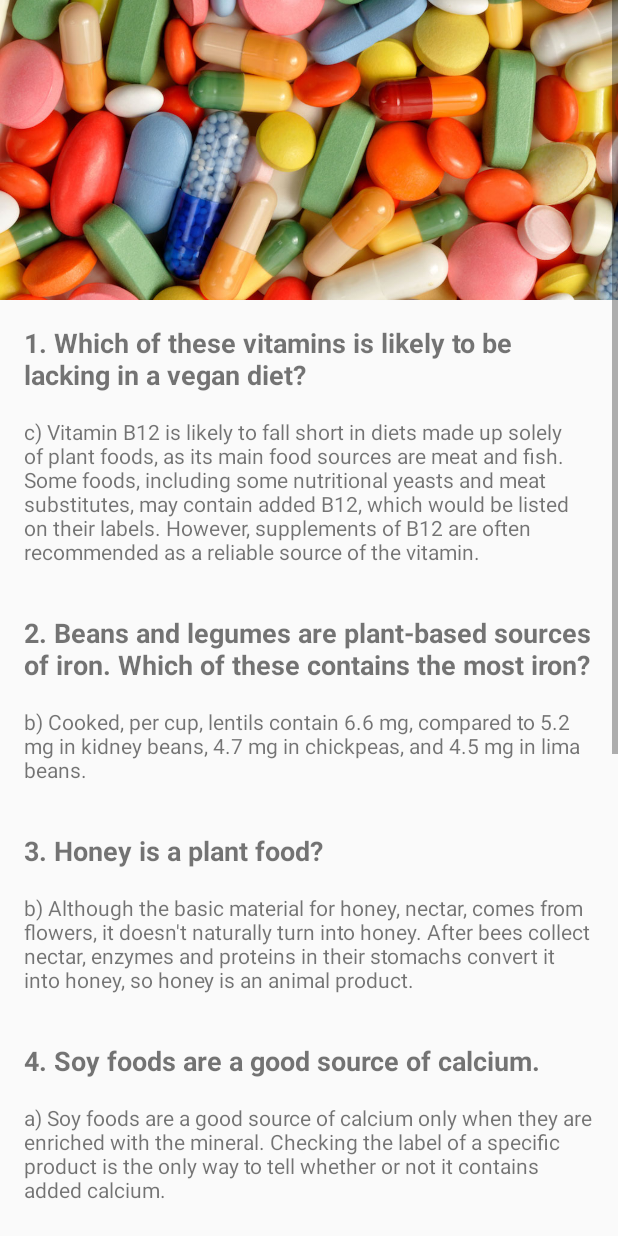
After one commit to alanionita/GDS_QuizApp, an Android app: the Answers screen opened directly, with no data from a screen before it, on a phone screen of 412 x 824 dp. The commit adds this screen. Run offline under Robolectric (Android 15) with nearby library versions, the phone set to English and light mode, and no system bars.

Commit message:
added an answers activity and the relevant logic for it

```diff
--- a/app/src/main/AndroidManifest.xml
+++ b/app/src/main/AndroidManifest.xml
@@ -16,6 +16,7 @@
                 <category android:name="android.intent.category.LAUNCHER" />
             </intent-filter>
         </activity>
+        <activity android:name=".Answers"></activity>
     </application>
 
 </manifest>
--- /dev/null
+++ b/app/src/main/java/com/example/android/quizapp/Answers.java
@@ -0,0 +1,16 @@
+package com.example.android.quizapp;
+
+import android.app.Activity;
+import android.os.Bundle;
+
+/**
+ * Created by alanionita on 04/02/2018.
+ */
+
+public class Answers extends Activity {
+
+    protected void onCreate(Bundle savedInstanceState) {
+        super.onCreate(savedInstanceState);
+        setContentView(R.layout.answers);
+    }
+}
--- a/app/src/main/java/com/example/android/quizapp/MainActivity.java
+++ b/app/src/main/java/com/example/android/quizapp/MainActivity.java
@@ -1,5 +1,6 @@
 package com.example.android.quizapp;
 
+import android.content.Intent;
 import android.support.v7.app.AppCompatActivity;
 import android.os.Bundle;
 import android.view.Gravity;
@@ -34,44 +35,37 @@ public class MainActivity extends AppCompatActivity {
     }
 
     private Boolean questionOneCorrectChoice() {
-        final RadioButton answerC = (RadioButton) findViewById(R.id.q1_c);
-        if (answerC.isChecked()) return true;
-        return false;
+        final RadioButton answerC = findViewById(R.id.q1_c);
+        return answerC.isChecked();
     }
 
     private Boolean questionTwoCorrectChoice() {
-        final RadioButton answerB = (RadioButton) findViewById(R.id.q2_b);
-        if (answerB.isChecked()) return true;
-        return false;
+        final RadioButton answerB = findViewById(R.id.q2_b);
+        return answerB.isChecked();
     }
 
     private Boolean questionThreeCorrectChoice() {
-        final RadioButton answerB = (RadioButton) findViewById(R.id.q3_b);
-        if (answerB.isChecked()) return true;
-        return false;
+        final RadioButton answerB = findViewById(R.id.q3_b);
+        return answerB.isChecked();
     }
 
     private Boolean questionFourCorrectChoice() {
-        final RadioButton answerA = (RadioButton) findViewById(R.id.q4_a);
-        if (answerA.isChecked()) return true;
-        return false;
+        final RadioButton answerA = findViewById(R.id.q4_a);
+        return answerA.isChecked();
     }
 
     private Boolean questionFiveCorrectChoice() {
-        final RadioButton answerA = (RadioButton) findViewById(R.id.q5_a);
-        if (answerA.isChecked()) return true;
-        return false;
+        final RadioButton answerA = findViewById(R.id.q5_a);
+        return answerA.isChecked();
     }
 
     private Boolean questionSixCorrectChoice() {
-        final RadioButton answerB = (RadioButton) findViewById(R.id.q6_b);
-        if (answerB.isChecked()) return true;
-        return false;
+        final RadioButton answerB = findViewById(R.id.q6_b);
+        return answerB.isChecked();
     }
     private Boolean questionSevenCorrectChoice() {
-        final RadioButton answerB = (RadioButton) findViewById(R.id.q7_b);
-        if (answerB.isChecked()) return true;
-        return false;
+        final RadioButton answerB = findViewById(R.id.q7_b);
+        return answerB.isChecked();
     }
 
     public int  countCorrectGuesses() {
@@ -91,5 +85,10 @@ public class MainActivity extends AppCompatActivity {
         correctGuesses = 0;
     }
 
-
+    public void onAnswersButtonClick (View answers) {
+        if (answers.getId() == R.id.answers) {
+            Intent i = new Intent(MainActivity.this, Answers.class);
+            startActivity(i);
+        }
+    }
 }
--- a/app/src/main/java/com/example/android/quizapp/ResultsModal.java
+++ b/app/src/main/java/com/example/android/quizapp/ResultsModal.java
@@ -1,6 +1,7 @@
 package com.example.android.quizapp;
 
 import android.app.DialogFragment;
+import android.content.Intent;
 import android.support.v7.app.AppCompatActivity;
 import android.os.Bundle;
 import android.support.annotation.Nullable;
@@ -8,6 +9,7 @@ import android.util.Log;
 import android.view.LayoutInflater;
 import android.view.View;
 import android.view.ViewGroup;
+import android.widget.Button;
 import android.widget.LinearLayout;
 import android.widget.TextView;
 
@@ -16,17 +18,28 @@ import android.widget.TextView;
  */
 
 public class ResultsModal extends DialogFragment {
+    public Button button;
+
     @Nullable
     @Override
+    public View onCreateView(LayoutInflater inflater, @Nullable ViewGroup container, @Nullable Bundle savedInstanceState) {
+        View resultsView = inflater.inflate(R.layout.results_modal, container, false);
+        button = resultsView.findViewById(R.id.answers_button);
+        getDialog().setTitle("Results of the quiz!");
 
-    public View onCreateView(LayoutInflater inflater, @Nullable ViewGroup container, @Nullable Bundle savedInstanceState) {
-        View view = inflater.inflate(R.layout.results_modal, container, false);
-        getDialog().setTitle("Results of the quiz!");
-        TextView correctAnswers = view.findViewById(R.id.guess);
+        button.setOnClickListener(new View.OnClickListener()
+        {   public void onClick(View v)
+        {
+            Intent i = new Intent(ResultsModal.this.getActivity(), Answers.class);
+            startActivity(i);
+        }
+        });
+
+
+        TextView correctAnswers = resultsView.findViewById(R.id.guess);
         int correctGuesses = ((MainActivity)getActivity()).countCorrectGuesses();
         Log.i("correct guesses", String.valueOf(correctGuesses));
         correctAnswers.setText(String.valueOf(correctGuesses));
-        return view;
+        return resultsView;
     }
-
 }
--- /dev/null
+++ b/app/src/main/res/layout/answers.xml
@@ -0,0 +1,140 @@
+<?xml version="1.0" encoding="utf-8"?>
+<ScrollView
+    xmlns:android="http://schemas.android.com/apk/res/android"
+    android:layout_width="match_parent"
+    android:layout_height="match_parent"
+    android:fillViewport="true"
+    android:id="@+id/answers">
+
+    <LinearLayout
+        android:layout_width="match_parent"
+        android:layout_height="wrap_content"
+        android:orientation="vertical">
+
+                <ImageView
+                    android:layout_width="match_parent"
+                    android:layout_height="@dimen/image_height"
+                    android:src="@drawable/vitamins"
+                    android:scaleType="centerCrop"/>
+
+                <TextView
+                    android:layout_width="match_parent"
+                    android:layout_height="wrap_content"
+                    android:layout_margin="@dimen/questions_text_margin"
+                    android:text="@string/question_1_text"
+                    android:textSize="@dimen/questions_text_size"
+                    android:textStyle="bold" />
+
+                <TextView
+                    android:layout_width="match_parent"
+                    android:layout_height="wrap_content"
+                    android:layout_marginLeft="@dimen/questions_text_margin"
+                    android:layout_marginRight="@dimen/questions_text_margin"
+                    android:layout_marginBottom="@dimen/questions_text_margin"
+                    android:textStyle="normal"
+                    android:text="@string/q1_answer"/>
+
+                <TextView
+                    android:layout_width="match_parent"
+                    android:layout_height="wrap_content"
+                    android:layout_margin="@dimen/questions_text_margin"
+                    android:text="@string/question_2_text"
+                    android:textSize="@dimen/questions_text_size"
+                    android:textStyle="bold" />
+
+                <TextView
+                    android:layout_width="match_parent"
+                    android:layout_height="wrap_content"
+                    android:layout_marginLeft="@dimen/questions_text_margin"
+                    android:layout_marginRight="@dimen/questions_text_margin"
+                    android:layout_marginBottom="@dimen/questions_text_margin"
+                    android:textStyle="normal"
+                    android:text="@string/q2_answer"/>
+
+                <TextView
+                    android:layout_width="match_parent"
+                    android:layout_height="wrap_content"
+                    android:layout_margin="@dimen/questions_text_margin"
+                    android:text="@string/question_3_text"
+                    android:textSize="@dimen/questions_text_size"
+                    android:textStyle="bold" />
+
+                <TextView
+                    android:layout_width="match_parent"
+                    android:layout_height="wrap_content"
+                    android:layout_marginLeft="@dimen/questions_text_margin"
+                    android:layout_marginRight="@dimen/questions_text_margin"
+                    android:layout_marginBottom="@dimen/questions_text_margin"
+                    android:textStyle="normal"
+                    android:text="@string/q3_answer"/>
+
+                <TextView
+                    android:layout_width="match_parent"
+                    android:layout_height="wrap_content"
+                    android:layout_margin="@dimen/questions_text_margin"
+                    android:text="@string/question_4_text"
+                    android:textSize="@dimen/questions_text_size"
+                    android:textStyle="bold" />
+
+                <TextView
+                    android:layout_width="match_parent"
+                    android:layout_height="wrap_content"
+                    android:layout_marginLeft="@dimen/questions_text_margin"
+                    android:layout_marginRight="@dimen/questions_text_margin"
+                    android:layout_marginBottom="@dimen/questions_text_margin"
+                    android:textStyle="normal"
+                    android:text="@string/q4_answer"/>
+
+                <TextView
+                    android:layout_width="match_parent"
+                    android:layout_height="wrap_content"
+                    android:layout_margin="@dimen/questions_text_margin"
+                    android:text="@string/question_5_text"
+                    android:textSize="@dimen/questions_text_size"
+                    android:textStyle="bold" />
+
+                <TextView
+                    android:layout_width="match_parent"
+                    android:layout_height="wrap_content"
+                    android:layout_marginLeft="@dimen/questions_text_margin"
+                    android:layout_marginRight="@dimen/questions_text_margin"
+                    android:layout_marginBottom="@dimen/questions_text_margin"
+                    android:textStyle="normal"
+                    android:text="@string/q5_answer"/>
+
+                <TextView
+                    android:layout_width="match_parent"
+                    android:layout_height="wrap_content"
+                    android:layout_margin="@dimen/questions_text_margin"
+                    android:text="@string/question_6_text"
+                    android:textSize="@dimen/questions_text_size"
+                    android:textStyle="bold" />
+
+                <TextView
+                    android:layout_width="match_parent"
+                    android:layout_height="wrap_content"
+                    android:layout_marginLeft="@dimen/questions_text_margin"
+                    android:layout_marginRight="@dimen/questions_text_margin"
+                    android:layout_marginBottom="@dimen/questions_text_margin"
+                    android:textStyle="normal"
+                    android:text="@string/q6_answer"/>
+
+                <TextView
+                    android:layout_width="match_parent"
+                    android:layout_height="wrap_content"
+                    android:layout_margin="@dimen/questions_text_margin"
+                    android:text="@string/question_7_text"
+                    android:textSize="@dimen/questions_text_size"
+                    android:textStyle="bold" />
+
+                <TextView
+                    android:layout_width="match_parent"
+                    android:layout_height="wrap_content"
+                    android:layout_marginLeft="@dimen/questions_text_margin"
+                    android:layout_marginRight="@dimen/questions_text_margin"
+                    android:layout_marginBottom="@dimen/questions_text_margin"
+                    android:textStyle="normal"
+                    android:text="@string/q7_answer"/>
+
+            </LinearLayout>
+</ScrollView>
--- a/app/src/main/res/layout/results_modal.xml
+++ b/app/src/main/res/layout/results_modal.xml
@@ -58,9 +58,11 @@
            </LinearLayout>
 
             <Button
+                android:id="@+id/answers_button"
                 android:layout_width="wrap_content"
                 android:layout_height="wrap_content"
-                android:text="See answers"/>
+                android:text="See answers"
+                android:onClick="onAnswersButtonClick"/>
 
 
 
--- a/app/src/main/res/values/strings.xml
+++ b/app/src/main/res/values/strings.xml
@@ -34,4 +34,11 @@
     <string name="cta">Start quiz</string>
     <string name="modal_main_text">Well done!</string>
     <string name="modal_sub_text">You scored: </string>
+    <string name="q1_answer">c) Vitamin B12 is likely to fall short in diets made up solely of plant foods, as its main food sources are meat and fish. Some foods, including some nutritional yeasts and meat substitutes, may contain added B12, which would be listed on their labels. However, supplements of B12 are often recommended as a reliable source of the vitamin.</string>
+    <string name="q2_answer">b) Cooked, per cup, lentils contain 6.6 mg, compared to 5.2 mg in kidney beans, 4.7 mg in chickpeas, and 4.5 mg in lima beans.</string>
+    <string name="q3_answer">b) Although the basic material for honey, nectar, comes from flowers, it doesn\'t naturally turn into honey. After bees collect nectar, enzymes and proteins in their stomachs convert it into honey, so honey is an animal product.</string>
+    <string name="q4_answer">a) Soy foods are a good source of calcium only when they are enriched with the mineral. Checking the label of a specific product is the only way to tell whether or not it contains added calcium.</string>
+    <string name="q5_answer">a) Fish is the main food source of vitamin D, and cow\'s milk enriched with the vitamin is another. Vegetarians who eat dairy products can get vitamin D from milk and yogurt. Egg yolks, for those who eat them, are another source. For anyone following a purely plant-based diet, some plant foods have added vitamin D (check labels), and vegan vitamin D supplements are available.</string>
+    <string name="q6_answer">b) Flax seeds, which need to be ground, are the richest plant sources of omega-3 fats. Chia seeds are a close second.</string>
+    <string name="q7_answer">b) A diet that omits animal foods but is high in refined carbohydrates and sugar is not healthy. A wholesome vegan diet is rich in a variety of vegetables and fruits and contains legumes, plant sources of fats (such as nuts, seeds, and avocados), and a variety of whole grains. Some vegetarians might also eat dairy products and eggs.</string>
 </resources>
```
